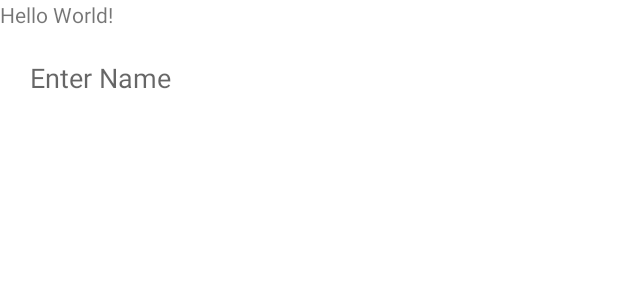
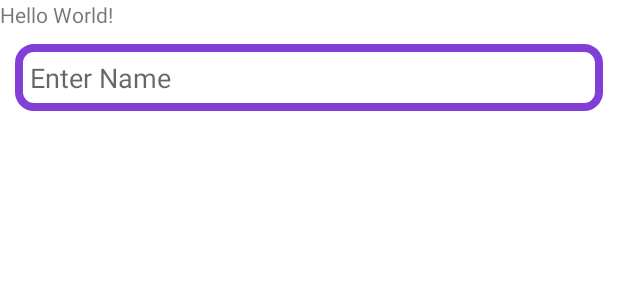
Before and after one commit to prodeveloper03/firechat, an Android app: the layout activity_sign_up.xml on its own in the app's theme, with its tools: preview values and no code run, on a phone screen of 412 x 824 dp. Shown: the top 300 px of the screen. Run offline under Robolectric (Android 15) with nearby library versions, the phone set to English and light mode, and no system bars.

Commit message:
Drawable res updated

```diff
--- /dev/null
+++ b/app/src/main/res/drawable/editext_bg.xml
@@ -0,0 +1,7 @@
+<?xml version="1.0" encoding="utf-8"?>
+<shape xmlns:android="http://schemas.android.com/apk/res/android">
+        <corners android:radius="10dp"/>
+        <solid android:color="@color/colorTextBg"/>
+        <stroke android:color="@color/colorPrimaryDark"/>
+        <stroke android:width="5dp"/>
+</shape>
--- a/app/src/main/res/layout/activity_sign_up.xml
+++ b/app/src/main/res/layout/activity_sign_up.xml
@@ -28,6 +28,7 @@
             android:layout_margin="10dp"
             android:padding="10dp"
             android:textColor="@color/colorText"
+            android:background="@drawable/editext_bg"
             android:hint="@string/enter_name"/>
 
 
--- a/app/src/main/res/values/colors.xml
+++ b/app/src/main/res/values/colors.xml
@@ -4,5 +4,6 @@
     <color name="colorPrimary">#813FD7</color>
     <color name="colorPrimaryDark">#813FD7</color>
     <color name="colorAccent">#FFFFFF</color>
+    <color name="colorTextBg">#FFFFFF</color>
     <color name="colorText">#464646</color>
 </resources>
```
